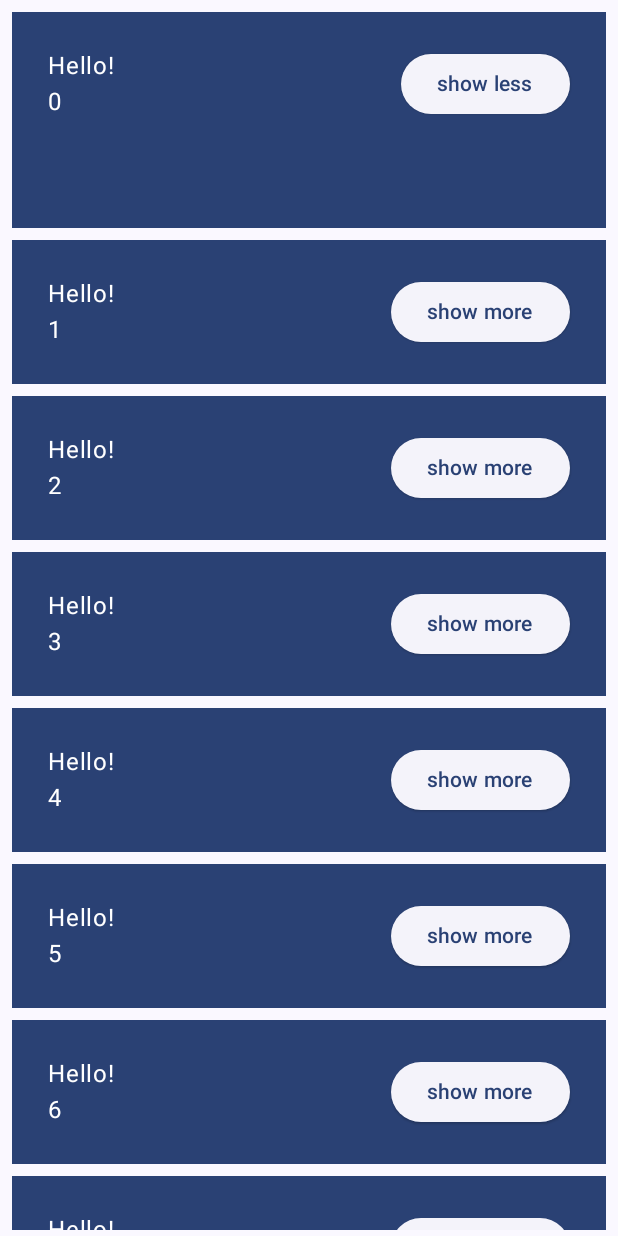
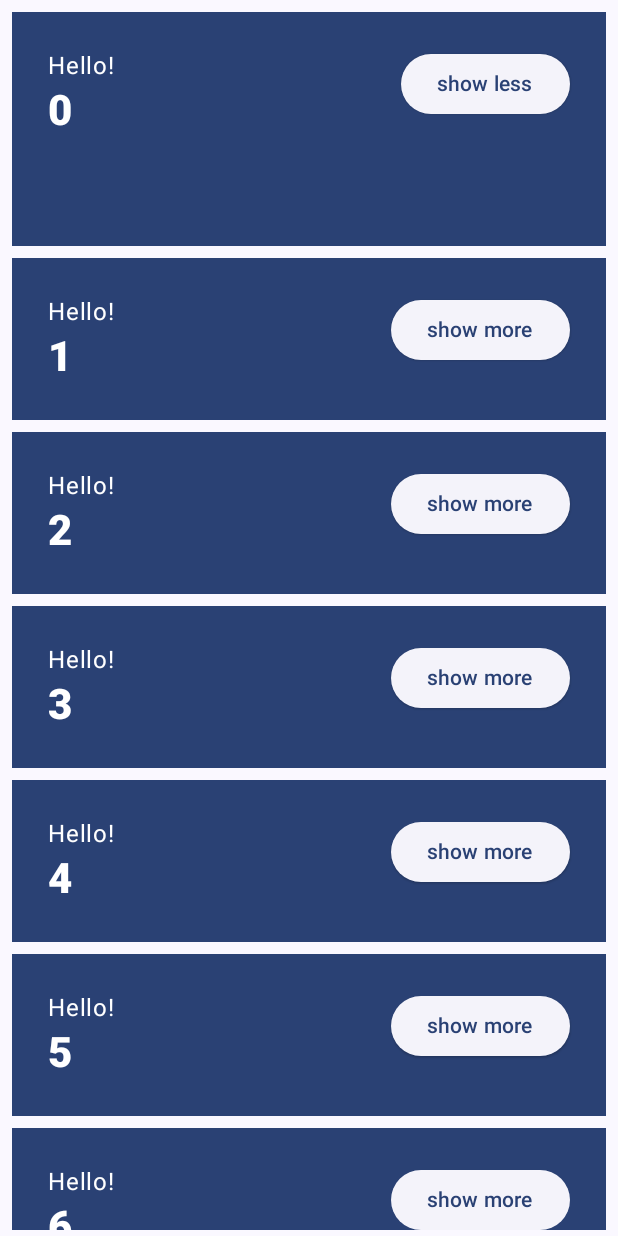
Before and after one commit to RyujiKoyama95/Jetpack-Compose-basics, an Android app built with Jetpack Compose: the screen it shows after launch (MainActivity), after a tap on "show more", on a phone screen of 412 x 824 dp. Run offline under Robolectric (Android 15) with nearby library versions, the phone set to English and light mode, and no system bars; 1 other tap on this screen came first.

```diff
--- a/app/src/main/java/com/codelab/basics/MainActivity.kt
+++ b/app/src/main/java/com/codelab/basics/MainActivity.kt
@@ -88,6 +88,13 @@ class MainActivity : ComponentActivity() {
         }
     }
 
+    @Preview(
+        showBackground = true,
+        widthDp = 320,
+        uiMode = UI_MODE_NIGHT_YES,
+        name = "Dark"
+    )
+
     @Preview(showBackground = true, name = "text preview")
     @Composable
     private fun DefaultPreview() {
@@ -162,7 +169,12 @@ class MainActivity : ComponentActivity() {
                 ) {
                     // modifierは親レイアウト内での配置、表示、動作を指定できる。
                     Text(text = "Hello!")
-                    Text(text = "$name")
+                    Text(
+                        text = "$name",
+                        style = MaterialTheme.typography.headlineMedium.copy(
+                            fontWeight = FontWeight.ExtraBold
+                        )
+                    )
                 }
                 ElevatedButton(onClick = { expanded = !expanded }) {
                     Text(if (expanded) "show less" else "show more")
```
